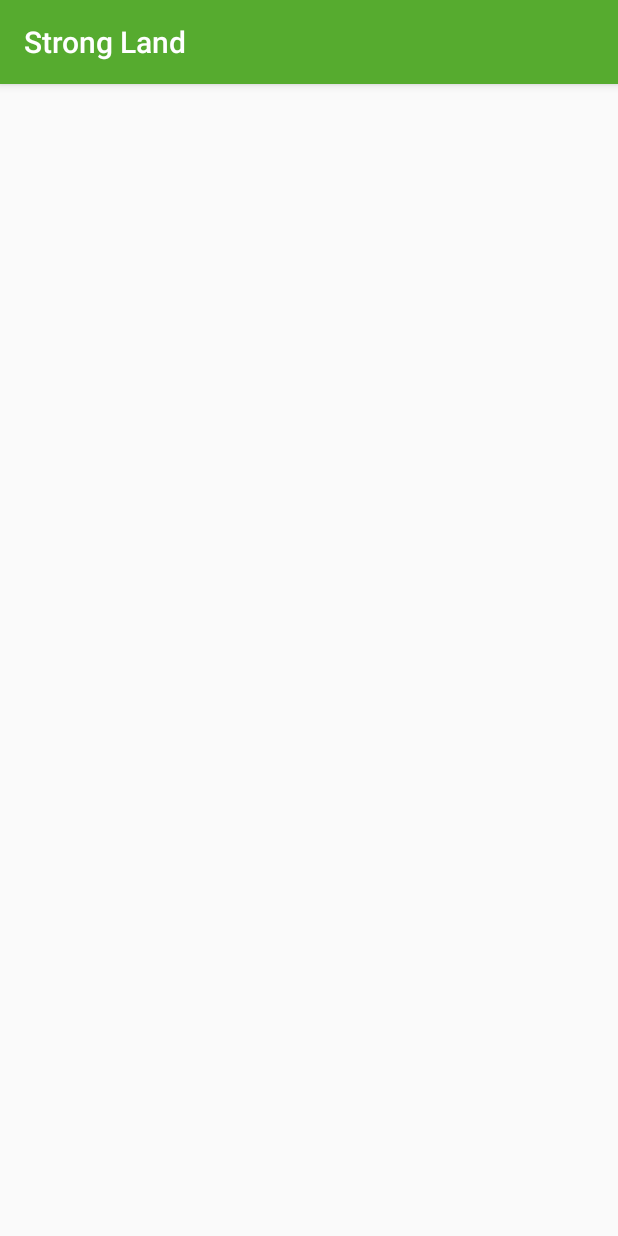
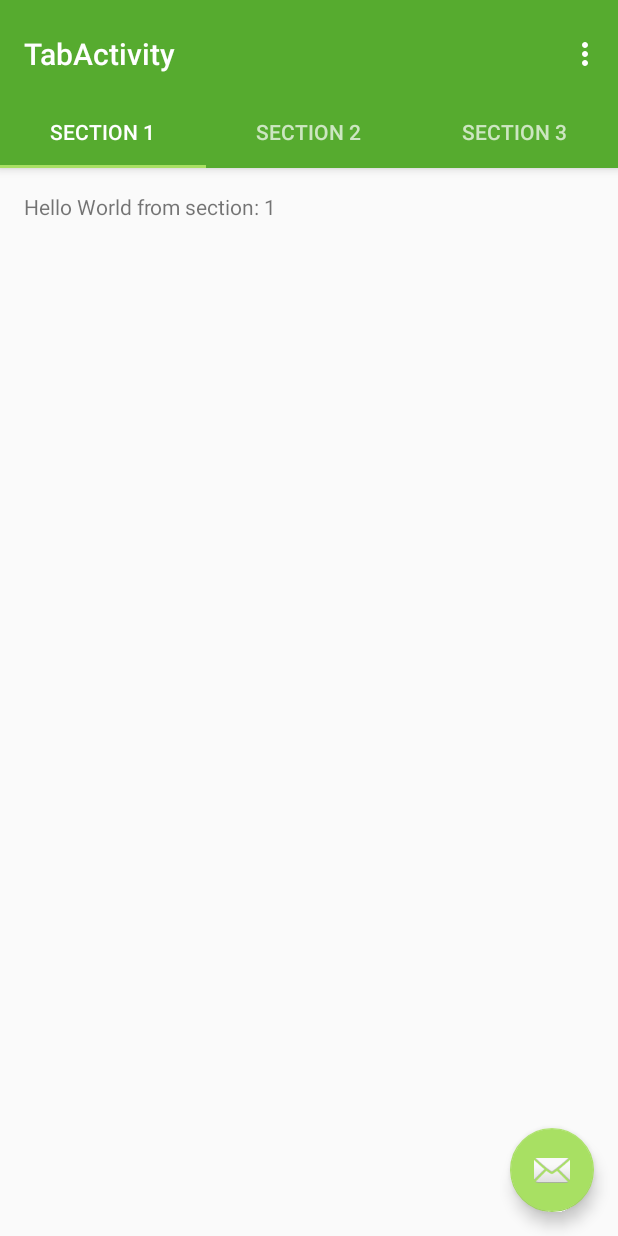
Before and after one commit to GeraldoAligoey/StrongLand, an Android app: the screen it shows after launch (MainActivity before the commit, TabActivity after it), on a phone screen of 412 x 824 dp. Run offline under Robolectric (Android 15) with nearby library versions, the phone set to English and light mode, and no system bars.

Commit message:
Add tabbed activity

```diff
--- a/app/build.gradle
+++ b/app/build.gradle
@@ -29,5 +29,6 @@ dependencies {
     compile 'com.google.android.gms:play-services-maps:7.8.0'
     compile 'com.google.android.gms:play-services-location:7.8.0'
     compile 'com.jjoe64:graphview:4.2.1'
+    compile 'com.android.support:design:25.3.1'
     testCompile 'junit:junit:4.12'
 }
--- a/app/src/main/AndroidManifest.xml
+++ b/app/src/main/AndroidManifest.xml
@@ -12,7 +12,7 @@
         android:name="com.google.android.geo.API_KEY"
         android:value="YOURAPIKEY" />
 
-    <uses-permission android:name="android.permission.ACCESS_FINE_LOCATION"/>
+    <uses-permission android:name="android.permission.ACCESS_FINE_LOCATION" />
 
     <application
         android:allowBackup="true"
@@ -23,18 +23,22 @@
         android:theme="@style/AppTheme">
         <meta-data
             android:name="com.google.android.geo.API_KEY"
-            android:value="YOUR API KEY"/>
+            android:value="YOUR API KEY" />
 
         <activity android:name=".MainActivity">
-            <intent-filter>
-                <action android:name="android.intent.action.MAIN" />
-
-                <category android:name="android.intent.category.LAUNCHER" />
-            </intent-filter>
         </activity>
         <activity android:name=".AddNewRecord" />
         <activity android:name=".Forecast" />
         <activity android:name=".News" />
+        <activity
+            android:name=".TabActivity"
+            android:label="@string/title_activity_tab"
+            android:theme="@style/AppTheme.NoActionBar">
+            <intent-filter>
+                <action android:name="android.intent.action.MAIN" />
+                <category android:name="android.intent.category.LAUNCHER" />
+            </intent-filter>
+        </activity>
     </application>
 
 </manifest>
--- /dev/null
+++ b/app/src/main/java/me/eljae/strongland/TabActivity.java
@@ -0,0 +1,162 @@
+package me.eljae.strongland;
+
+import android.support.design.widget.TabLayout;
+import android.support.design.widget.FloatingActionButton;
+import android.support.design.widget.Snackbar;
+import android.support.v7.app.AppCompatActivity;
+import android.support.v7.widget.Toolbar;
+
+import android.support.v4.app.Fragment;
+import android.support.v4.app.FragmentManager;
+import android.support.v4.app.FragmentPagerAdapter;
+import android.support.v4.view.ViewPager;
+import android.os.Bundle;
+import android.view.LayoutInflater;
+import android.view.Menu;
+import android.view.MenuItem;
+import android.view.View;
+import android.view.ViewGroup;
+
+import android.widget.TextView;
+
+public class TabActivity extends AppCompatActivity {
+
+    /**
+     * The {@link android.support.v4.view.PagerAdapter} that will provide
+     * fragments for each of the sections. We use a
+     * {@link FragmentPagerAdapter} derivative, which will keep every
+     * loaded fragment in memory. If this becomes too memory intensive, it
+     * may be best to switch to a
+     * {@link android.support.v4.app.FragmentStatePagerAdapter}.
+     */
+    private SectionsPagerAdapter mSectionsPagerAdapter;
+
+    /**
+     * The {@link ViewPager} that will host the section contents.
+     */
+    private ViewPager mViewPager;
+
+    @Override
+    protected void onCreate(Bundle savedInstanceState) {
+        super.onCreate(savedInstanceState);
+        setContentView(R.layout.activity_tab);
+
+        Toolbar toolbar = (Toolbar) findViewById(R.id.toolbar);
+        setSupportActionBar(toolbar);
+        // Create the adapter that will return a fragment for each of the three
+        // primary sections of the activity.
+        mSectionsPagerAdapter = new SectionsPagerAdapter(getSupportFragmentManager());
+
+        // Set up the ViewPager with the sections adapter.
+        mViewPager = (ViewPager) findViewById(R.id.container);
+        mViewPager.setAdapter(mSectionsPagerAdapter);
+
+        TabLayout tabLayout = (TabLayout) findViewById(R.id.tabs);
+        tabLayout.setupWithViewPager(mViewPager);
+
+        FloatingActionButton fab = (FloatingActionButton) findViewById(R.id.fab);
+        fab.setOnClickListener(new View.OnClickListener() {
+            @Override
+            public void onClick(View view) {
+                Snackbar.make(view, "Replace with your own action", Snackbar.LENGTH_LONG)
+                        .setAction("Action", null).show();
+            }
+        });
+
+    }
+
+
+    @Override
+    public boolean onCreateOptionsMenu(Menu menu) {
+        // Inflate the menu; this adds items to the action bar if it is present.
+        getMenuInflater().inflate(R.menu.menu_tab, menu);
+        return true;
+    }
+
+    @Override
+    public boolean onOptionsItemSelected(MenuItem item) {
+        // Handle action bar item clicks here. The action bar will
+        // automatically handle clicks on the Home/Up button, so long
+        // as you specify a parent activity in AndroidManifest.xml.
+        int id = item.getItemId();
+
+        //noinspection SimplifiableIfStatement
+        if (id == R.id.action_settings) {
+            return true;
+        }
+
+        return super.onOptionsItemSelected(item);
+    }
+
+    /**
+     * A placeholder fragment containing a simple view.
+     */
+    public static class PlaceholderFragment extends Fragment {
+        /**
+         * The fragment argument representing the section number for this
+         * fragment.
+         */
+        private static final String ARG_SECTION_NUMBER = "section_number";
+
+        public PlaceholderFragment() {
+        }
+
+        /**
+         * Returns a new instance of this fragment for the given section
+         * number.
+         */
+        public static PlaceholderFragment newInstance(int sectionNumber) {
+            PlaceholderFragment fragment = new PlaceholderFragment();
+            Bundle args = new Bundle();
+            args.putInt(ARG_SECTION_NUMBER, sectionNumber);
+            fragment.setArguments(args);
+            return fragment;
+        }
+
+        @Override
+        public View onCreateView(LayoutInflater inflater, ViewGroup container,
+                                 Bundle savedInstanceState) {
+            View rootView = inflater.inflate(R.layout.fragment_tab, container, false);
+            TextView textView = (TextView) rootView.findViewById(R.id.section_label);
+            textView.setText(getString(R.string.section_format, getArguments().getInt(ARG_SECTION_NUMBER)));
+            return rootView;
+        }
+    }
+
+    /**
+     * A {@link FragmentPagerAdapter} that returns a fragment corresponding to
+     * one of the sections/tabs/pages.
+     */
+    public class SectionsPagerAdapter extends FragmentPagerAdapter {
+
+        public SectionsPagerAdapter(FragmentManager fm) {
+            super(fm);
+        }
+
+        @Override
+        public Fragment getItem(int position) {
+            // getItem is called to instantiate the fragment for the given page.
+            // Return a PlaceholderFragment (defined as a static inner class below).
+            return PlaceholderFragment.newInstance(position + 1);
+        }
+
+        @Override
+        public int getCount() {
+            // Show 3 total pages.
+            return 3;
+        }
+
+        @Override
+        public CharSequence getPageTitle(int position) {
+            switch (position) {
+                case 0:
+                    return "SECTION 1";
+                case 1:
+                    return "SECTION 2";
+                case 2:
+                    return "SECTION 3";
+            }
+            return null;
+        }
+    }
+}
--- a/app/src/main/res/layout/activity_main.xml
+++ b/app/src/main/res/layout/activity_main.xml
@@ -22,6 +22,8 @@
         app:layout_constraintHorizontal_bias="0.0"
         app:layout_constraintVertical_bias="0.0"
         android:layout_marginStart="8dp"
-        android:layout_marginEnd="8dp"/>
+        android:layout_marginEnd="8dp">
+
+    </android.support.constraint.ConstraintLayout>
 
 </LinearLayout>
--- /dev/null
+++ b/app/src/main/res/layout/activity_tab.xml
@@ -0,0 +1,49 @@
+<?xml version="1.0" encoding="utf-8"?>
+<android.support.design.widget.CoordinatorLayout xmlns:android="http://schemas.android.com/apk/res/android"
+    xmlns:app="http://schemas.android.com/apk/res-auto"
+    xmlns:tools="http://schemas.android.com/tools"
+    android:id="@+id/main_content"
+    android:layout_width="match_parent"
+    android:layout_height="match_parent"
+    android:fitsSystemWindows="true"
+    tools:context="me.eljae.strongland.TabActivity">
+
+    <android.support.design.widget.AppBarLayout
+        android:id="@+id/appbar"
+        android:layout_width="match_parent"
+        android:layout_height="wrap_content"
+        android:paddingTop="@dimen/appbar_padding_top"
+        android:theme="@style/AppTheme.AppBarOverlay">
+
+        <android.support.v7.widget.Toolbar
+            android:id="@+id/toolbar"
+            android:layout_width="match_parent"
+            android:layout_height="?attr/actionBarSize"
+            android:background="?attr/colorPrimary"
+            app:layout_scrollFlags="scroll|enterAlways"
+            app:popupTheme="@style/AppTheme.PopupOverlay">
+
+        </android.support.v7.widget.Toolbar>
+
+        <android.support.design.widget.TabLayout
+            android:id="@+id/tabs"
+            android:layout_width="match_parent"
+            android:layout_height="wrap_content" />
+
+    </android.support.design.widget.AppBarLayout>
+
+    <android.support.v4.view.ViewPager
+        android:id="@+id/container"
+        android:layout_width="match_parent"
+        android:layout_height="match_parent"
+        app:layout_behavior="@string/appbar_scrolling_view_behavior" />
+
+    <android.support.design.widget.FloatingActionButton
+        android:id="@+id/fab"
+        android:layout_width="wrap_content"
+        android:layout_height="wrap_content"
+        android:layout_gravity="end|bottom"
+        android:layout_margin="@dimen/fab_margin"
+        app:srcCompat="@android:drawable/ic_dialog_email" />
+
+</android.support.design.widget.CoordinatorLayout>
--- /dev/null
+++ b/app/src/main/res/layout/fragment_tab.xml
@@ -0,0 +1,16 @@
+<RelativeLayout xmlns:android="http://schemas.android.com/apk/res/android"
+    xmlns:tools="http://schemas.android.com/tools"
+    android:layout_width="match_parent"
+    android:layout_height="match_parent"
+    android:paddingBottom="@dimen/activity_vertical_margin"
+    android:paddingLeft="@dimen/activity_horizontal_margin"
+    android:paddingRight="@dimen/activity_horizontal_margin"
+    android:paddingTop="@dimen/activity_vertical_margin"
+    tools:context="me.eljae.strongland.TabActivity$PlaceholderFragment">
+
+    <TextView
+        android:id="@+id/section_label"
+        android:layout_width="wrap_content"
+        android:layout_height="wrap_content" />
+
+</RelativeLayout>
--- /dev/null
+++ b/app/src/main/res/menu/menu_tab.xml
@@ -0,0 +1,10 @@
+<menu xmlns:android="http://schemas.android.com/apk/res/android"
+    xmlns:app="http://schemas.android.com/apk/res-auto"
+    xmlns:tools="http://schemas.android.com/tools"
+    tools:context="me.eljae.strongland.TabActivity">
+    <item
+        android:id="@+id/action_settings"
+        android:orderInCategory="100"
+        android:title="@string/action_settings"
+        app:showAsAction="never" />
+</menu>
--- /dev/null
+++ b/app/src/main/res/values-w820dp/dimens.xml
@@ -0,0 +1,6 @@
+<resources>
+    <!-- Example customization of dimensions originally defined in res/values/dimens.xml
+         (such as screen margins) for screens with more than 820dp of available width. This
+         would include 7" and 10" devices in landscape (~960dp and ~1280dp respectively). -->
+    <dimen name="activity_horizontal_margin">64dp</dimen>
+</resources>
--- /dev/null
+++ b/app/src/main/res/values/dimens.xml
@@ -0,0 +1,7 @@
+<resources>
+    <!-- Default screen margins, per the Android Design guidelines. -->
+    <dimen name="activity_horizontal_margin">16dp</dimen>
+    <dimen name="activity_vertical_margin">16dp</dimen>
+    <dimen name="fab_margin">16dp</dimen>
+    <dimen name="appbar_padding_top">8dp</dimen>
+</resources>
--- a/app/src/main/res/values/strings.xml
+++ b/app/src/main/res/values/strings.xml
@@ -1,3 +1,6 @@
 <resources>
     <string name="app_name">Strong Land</string>
+    <string name="title_activity_tab">TabActivity</string>
+    <string name="action_settings">Settings</string>
+    <string name="section_format">Hello World from section: %1$d</string>
 </resources>
--- a/app/src/main/res/values/styles.xml
+++ b/app/src/main/res/values/styles.xml
@@ -8,4 +8,13 @@
         <item name="colorAccent">@color/colorAccent</item>
     </style>
 
+    <style name="AppTheme.NoActionBar">
+        <item name="windowActionBar">false</item>
+        <item name="windowNoTitle">true</item>
+    </style>
+
+    <style name="AppTheme.AppBarOverlay" parent="ThemeOverlay.AppCompat.Dark.ActionBar" />
+
+    <style name="AppTheme.PopupOverlay" parent="ThemeOverlay.AppCompat.Light" />
+
 </resources>
```
